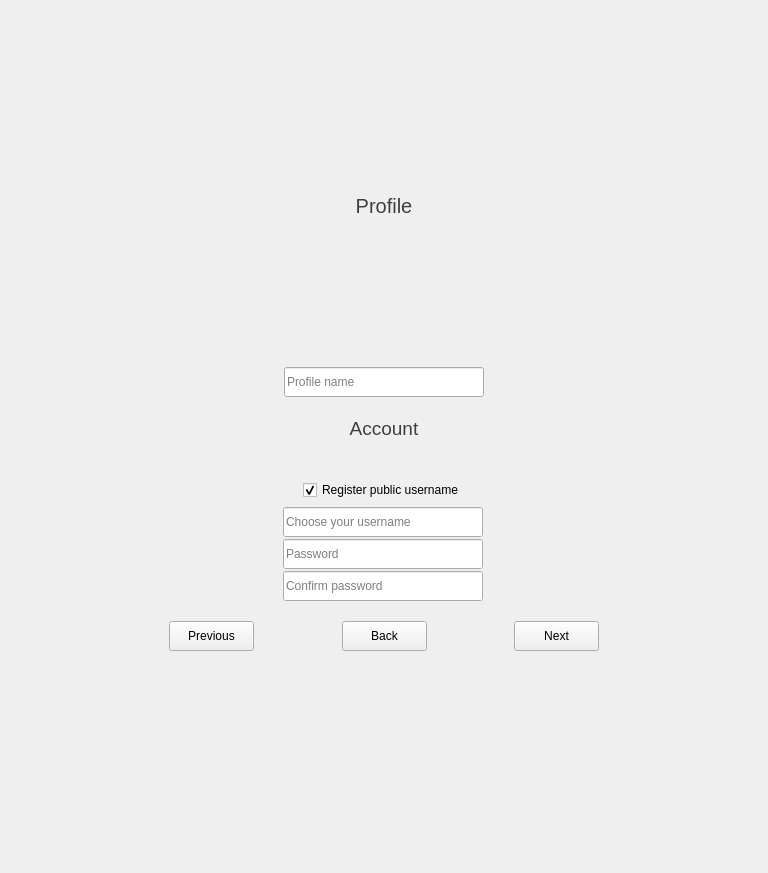
savoirfairelinux/jami-client-windows, file newwizardwidget.ui: the form before one commit.
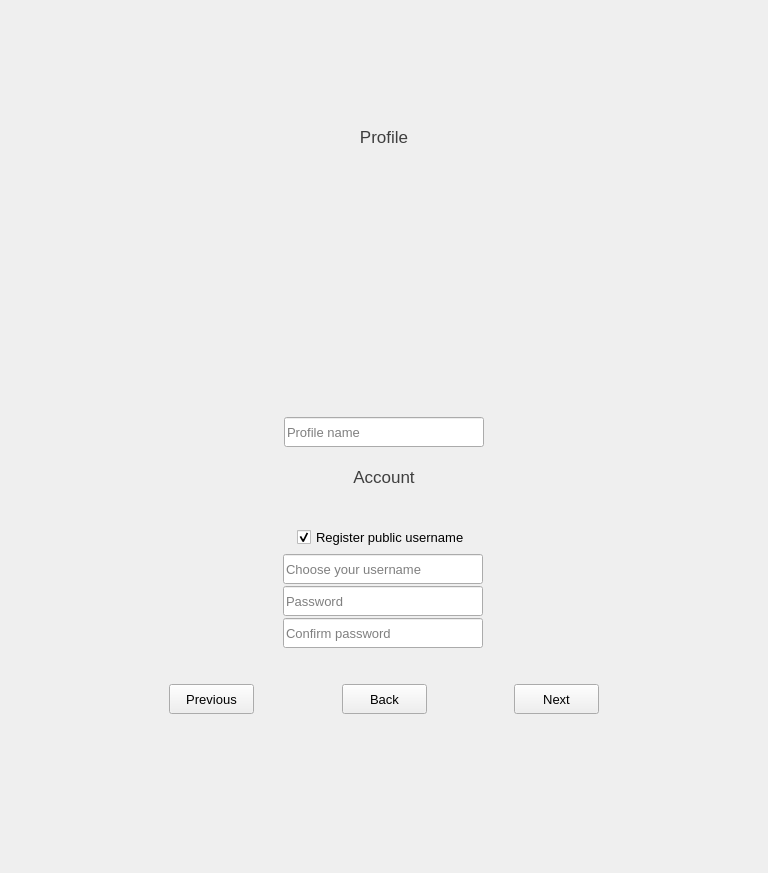
The form after the commit. The open tabs and pages were chosen to show the change. Icons and pictures are not drawn. Custom widgets are drawn as their Qt base class.

```diff
--- a/newwizardwidget.ui
+++ b/newwizardwidget.ui
@@ -66,13 +66,13 @@
           <property name="minimumSize">
            <size>
             <width>512</width>
-            <height>512</height>
+            <height>638</height>
            </size>
           </property>
           <property name="maximumSize">
            <size>
             <width>512</width>
-            <height>512</height>
+            <height>638</height>
            </size>
           </property>
           <layout class="QVBoxLayout" name="verticalLayout_10">
@@ -769,7 +769,7 @@
                       </property>
                       <property name="font">
                        <font>
-                        <pointsize>15</pointsize>
+                        <pointsize>13</pointsize>
                        </font>
                       </property>
                       <property name="styleSheet">
@@ -837,8 +837,8 @@
                               </property>
                               <property name="minimumSize">
                                <size>
-                                <width>140</width>
-                                <height>140</height>
+                                <width>261</width>
+                                <height>261</height>
                                </size>
                               </property>
                               <property name="styleSheet">
@@ -859,7 +859,7 @@
                             <property name="sizeHint" stdset="0">
                              <size>
                               <width>20</width>
-                              <height>3</height>
+                              <height>6</height>
                              </size>
                             </property>
                            </spacer>
@@ -923,7 +923,7 @@
                                </property>
                                <property name="font">
                                 <font>
-                                 <pointsize>9</pointsize>
+                                 <pointsize>10</pointsize>
                                 </font>
                                </property>
                                <property name="toolTip">
@@ -997,7 +997,7 @@
                      <widget class="QLabel" name="accountSectionLabel">
                       <property name="font">
                        <font>
-                        <pointsize>14</pointsize>
+                        <pointsize>13</pointsize>
                        </font>
                       </property>
                       <property name="styleSheet">
@@ -1102,7 +1102,7 @@
                                 <widget class="QLabel" name="infoLabel">
                                  <property name="font">
                                   <font>
-                                   <pointsize>12</pointsize>
+                                   <pointsize>10</pointsize>
                                   </font>
                                  </property>
                                  <property name="text">
@@ -1189,6 +1189,11 @@
                                    <height>30</height>
                                   </size>
                                  </property>
+                                 <property name="font">
+                                  <font>
+                                   <pointsize>10</pointsize>
+                                  </font>
+                                 </property>
                                  <property name="toolTip">
                                   <string>Register your username.
 This will reserve the username so that only you can use it.
@@ -1277,7 +1282,7 @@
                                  </property>
                                  <property name="font">
                                   <font>
-                                   <pointsize>9</pointsize>
+                                   <pointsize>10</pointsize>
                                   </font>
                                  </property>
                                  <property name="toolTip">
@@ -1349,7 +1354,7 @@
                                  </property>
                                  <property name="font">
                                   <font>
-                                   <pointsize>9</pointsize>
+                                   <pointsize>10</pointsize>
                                   </font>
                                  </property>
                                  <property name="toolTip">
@@ -1362,7 +1367,7 @@
                                   <string>Password text entry</string>
                                  </property>
                                  <property name="echoMode">
-                                  <enum>QLineEdit::Password</enum>
+                                  <enum>QLineEdit::PasswordEchoOnEdit</enum>
                                  </property>
                                  <property name="placeholderText">
                                   <string>Password</string>
@@ -1427,7 +1432,7 @@
                                  </property>
                                  <property name="font">
                                   <font>
-                                   <pointsize>9</pointsize>
+                                   <pointsize>10</pointsize>
                                   </font>
                                  </property>
                                  <property name="toolTip">
@@ -1440,7 +1445,7 @@
                                   <string>Password confirmation text input</string>
                                  </property>
                                  <property name="echoMode">
-                                  <enum>QLineEdit::Password</enum>
+                                  <enum>QLineEdit::PasswordEchoOnEdit</enum>
                                  </property>
                                  <property name="placeholderText">
                                   <string>Confirm password</string>
@@ -2302,7 +2307,7 @@
                 </property>
                 <property name="font">
                  <font>
-                  <pointsize>9</pointsize>
+                  <pointsize>10</pointsize>
                  </font>
                 </property>
                 <property name="toolTip">
@@ -2342,7 +2347,7 @@
                 </property>
                 <property name="font">
                  <font>
-                  <pointsize>9</pointsize>
+                  <pointsize>10</pointsize>
                  </font>
                 </property>
                 <property name="toolTip">
@@ -2388,7 +2393,7 @@
                 </property>
                 <property name="font">
                  <font>
-                  <pointsize>9</pointsize>
+                  <pointsize>10</pointsize>
                  </font>
                 </property>
                 <property name="toolTip">
```
Left out of the diff: 68 changed lines with no effect on the pictures.
